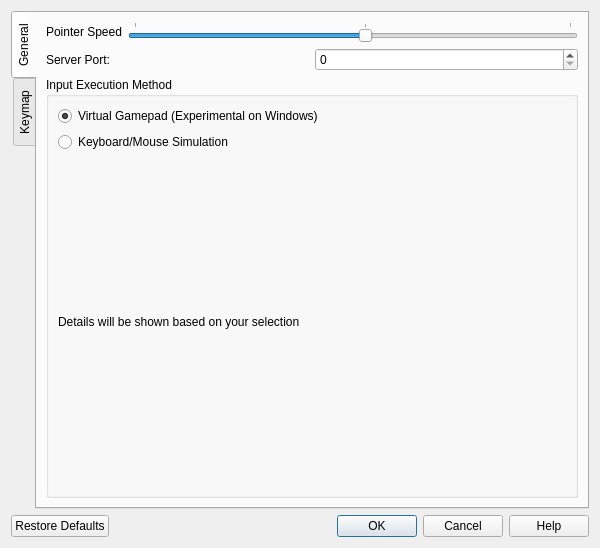
First picture: the form in pc/src/ui/preferences.ui, repository firefly-sylestia/VirtualGamePad-Extended, before the edit.
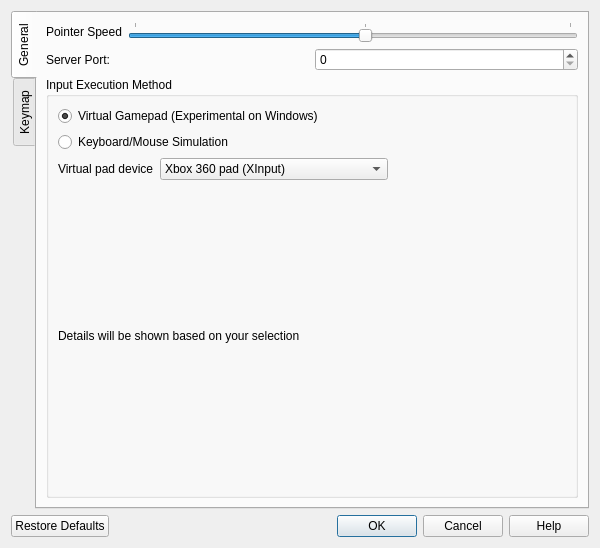
Second picture: the form after the edit. Custom widgets are drawn as their Qt base class.

Diff of the .ui file:
```diff
--- a/pc/src/ui/preferences.ui
+++ b/pc/src/ui/preferences.ui
@@ -110,6 +110,44 @@
             </property>
            </widget>
           </item>
+          <item>
+           <layout class="QHBoxLayout" name="virtualGamepadLayout">
+            <item>
+             <widget class="QLabel" name="virtualGamepadLabel">
+              <property name="text">
+               <string>Virtual pad device</string>
+              </property>
+             </widget>
+            </item>
+            <item>
+             <widget class="QComboBox" name="virtualGamepadComboBox">
+              <item>
+               <property name="text">
+                <string>Xbox 360 pad (XInput)</string>
+               </property>
+              </item>
+              <item>
+               <property name="text">
+                <string>DualShock 4 pad (HID + DirectInput)</string>
+               </property>
+              </item>
+             </widget>
+            </item>
+            <item>
+             <spacer name="virtualGamepadSpacer">
+              <property name="orientation">
+               <enum>Qt::Orientation::Horizontal</enum>
+              </property>
+              <property name="sizeHint" stdset="0">
+               <size>
+                <width>40</width>
+                <height>20</height>
+               </size>
+              </property>
+             </spacer>
+            </item>
+           </layout>
+          </item>
           <item>
            <widget class="QLabel" name="executorNotesLabel">
             <property name="text">
```
